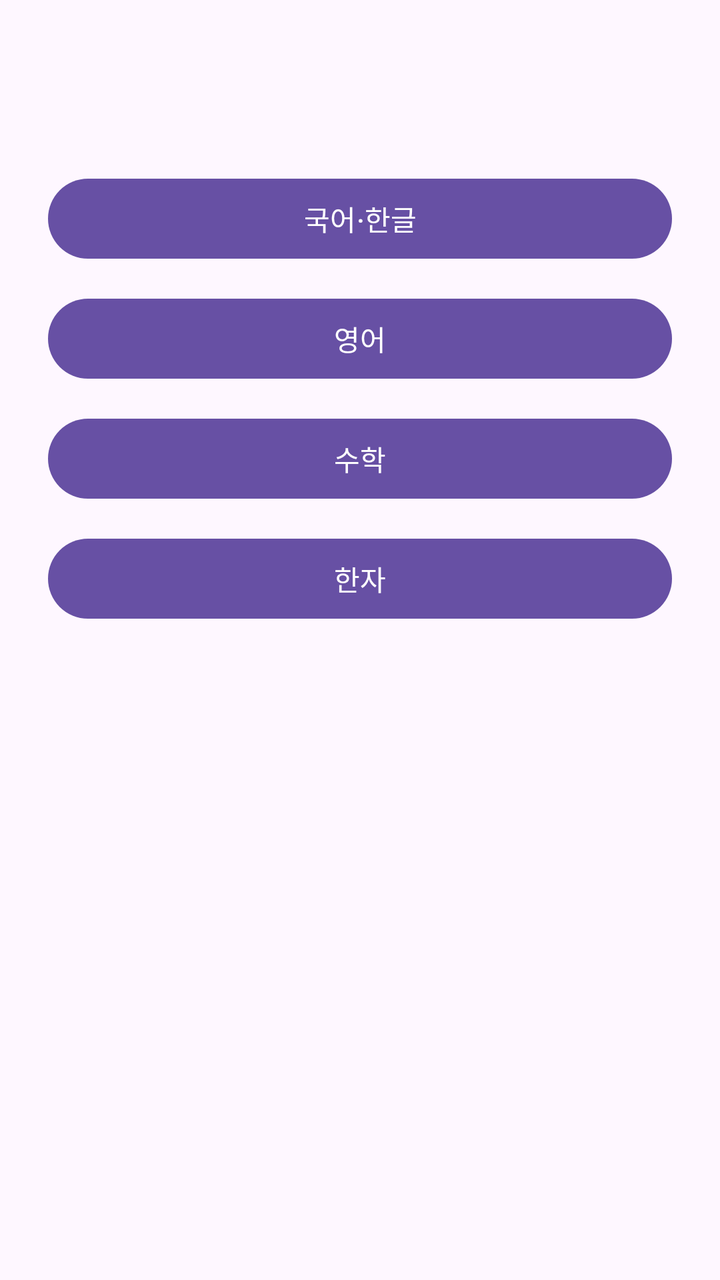
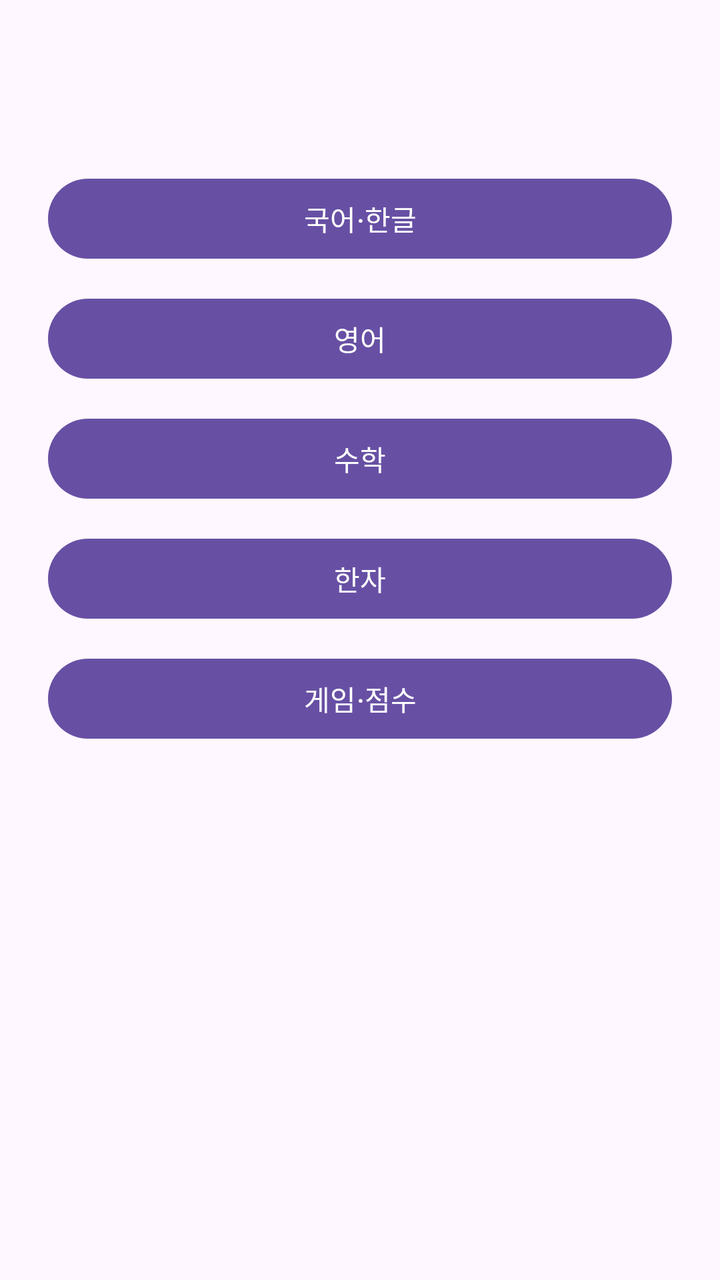

Screens rendered from an Android XML layout before and after an edit, with the pre-edit source and the edit as a unified diff.
<!-- AndroidManifest.xml: application theme Theme.Eunhyo2 -->
<!-- res/layout/activity_school_menu.xml -->
<?xml version="1.0" encoding="utf-8"?>
<ScrollView xmlns:android="http://schemas.android.com/apk/res/android"
    android:layout_width="match_parent"
    android:layout_height="match_parent">

    <LinearLayout
        android:layout_width="match_parent"
        android:layout_height="wrap_content"
        android:orientation="vertical"
        android:padding="24dp">

        <TextView
            android:id="@+id/textSchoolLevel"
            android:layout_width="match_parent"
            android:layout_height="wrap_content"
            android:gravity="center"
            android:textAppearance="@style/TextAppearance.Material3.HeadlineMedium" />

        <com.google.android.material.button.MaterialButton
            android:id="@+id/buttonKorean"
            android:layout_width="match_parent"
            android:layout_height="wrap_content"
            android:layout_marginTop="24dp"
            android:text="국어·한글" />

        <com.google.android.material.button.MaterialButton
            android:id="@+id/buttonEnglish"
            android:layout_width="match_parent"
            android:layout_height="wrap_content"
            android:layout_marginTop="12dp"
            android:text="영어" />

        <com.google.android.material.button.MaterialButton
            android:id="@+id/buttonMath"
            android:layout_width="match_parent"
            android:layout_height="wrap_content"
            android:layout_marginTop="12dp"
            android:text="수학" />

        <com.google.android.material.button.MaterialButton
            android:id="@+id/buttonHanja"
            android:layout_width="match_parent"
            android:layout_height="wrap_content"
            android:layout_marginTop="12dp"
            android:text="한자" />
    </LinearLayout>
</ScrollView>
<!-- resources referenced by this layout -->
<resources>
  <style name="Theme.Eunhyo2" parent="Theme.Material3.DayNight.NoActionBar">
          <item name="android:windowLightStatusBar">true</item>
      </style>
</resources>

<!-- the commit's change to res/layout/activity_school_menu.xml (unified diff, before → after) -->
@@ -43,5 +43,12 @@
             android:layout_height="wrap_content"
             android:layout_marginTop="12dp"
             android:text="한자" />
+
+        <com.google.android.material.button.MaterialButton
+            android:id="@+id/buttonGame"
+            android:layout_width="match_parent"
+            android:layout_height="wrap_content"
+            android:layout_marginTop="12dp"
+            android:text="게임·점수" />
     </LinearLayout>
 </ScrollView>
